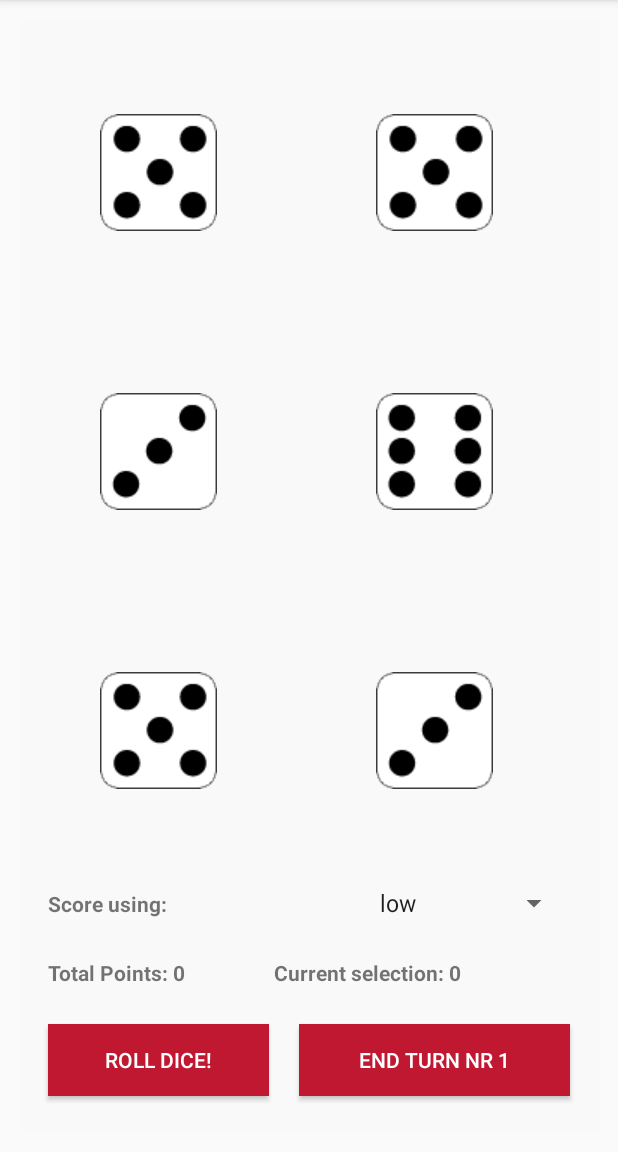
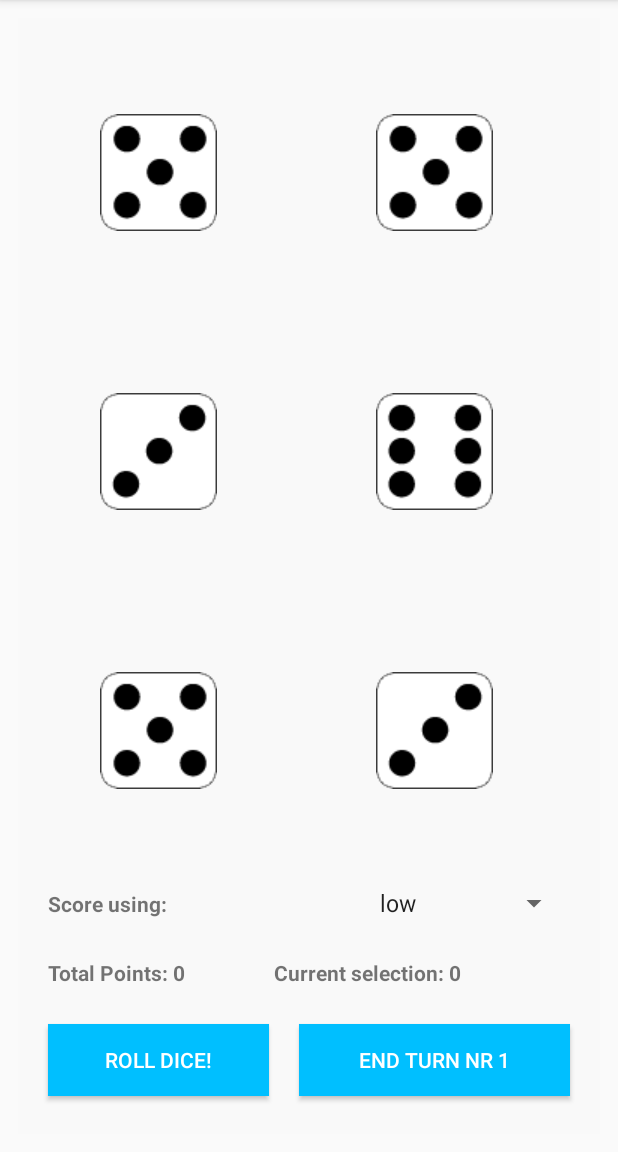
Before and after one commit to konglobemeralt/AndroidDev, an Android app: the screen it shows after launch (ThirtyActivity), on a phone screen of 412 x 824 dp, the part 84-1236 px from its top. Run offline under Robolectric (Android 15) with nearby library versions, the phone set to English and light mode, and no system bars.

Commit message:
Removed unused code

```diff
--- a/Thirty/app/src/main/java/com/jesperblidkvist/android/thirty/ThirtyActivity.java
+++ b/Thirty/app/src/main/java/com/jesperblidkvist/android/thirty/ThirtyActivity.java
@@ -58,8 +58,6 @@ public class ThirtyActivity extends AppCompatActivity {
     protected void onCreate(Bundle savedInstanceState) {
         super.onCreate(savedInstanceState);
         setContentView(R.layout.activity_thirty);
-
-        Intent intent = getIntent();
 
         game = new ThirtyGame();
 
--- a/Thirty/app/src/main/res/layout/activity_end_game.xml
+++ b/Thirty/app/src/main/res/layout/activity_end_game.xml
@@ -31,7 +31,7 @@
         android:layout_width="match_parent"
         android:layout_height="wrap_content"
         android:layout_weight="0.06"
-            android:background="#C01831"
+        android:background="#00bfff"
         android:onClick="meonFb"
         android:text="@string/play_again_button"
         android:textColor="#ffffff"/>
--- a/Thirty/app/src/main/res/layout/activity_thirty.xml
+++ b/Thirty/app/src/main/res/layout/activity_thirty.xml
@@ -147,7 +147,7 @@
                 android:layout_height="wrap_content"
                 android:layout_margin="10dp"
                 android:layout_weight="1"
-                android:background="#C01831"
+                android:background="#00bfff"
                 android:text="@string/button_roll"
                 android:textColor="#ffffff"/>
 
@@ -157,7 +157,7 @@
                 android:layout_height="wrap_content"
                 android:layout_margin="10dp"
                 android:layout_weight="1"
-                android:background="#C01831"
+                android:background="#00bfff"
                 android:text="@string/button_endTurn"
                 android:textColor="#ffffff"/>
         </TableRow>
```
Also changed, not shown: Thirty/app/src/main/java/com/jesperblidkvist/android/thirty/model/Dice.java (+0 -7 lines), Thirty/app/src/main/java/com/jesperblidkvist/android/thirty/model/ThirtyGame.java (+0 -18 lines). Lines whose indentation alone changed are shown as unchanged.
